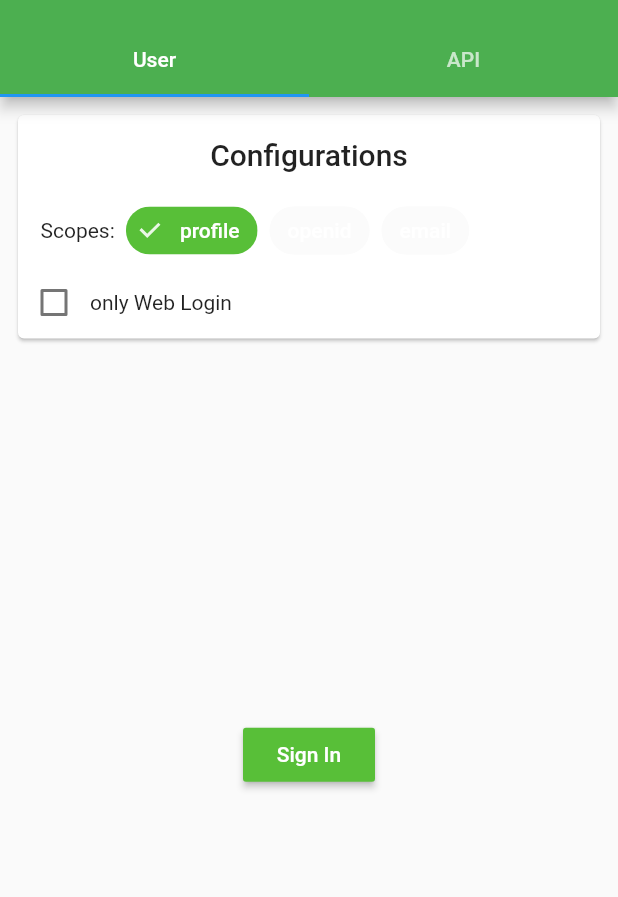
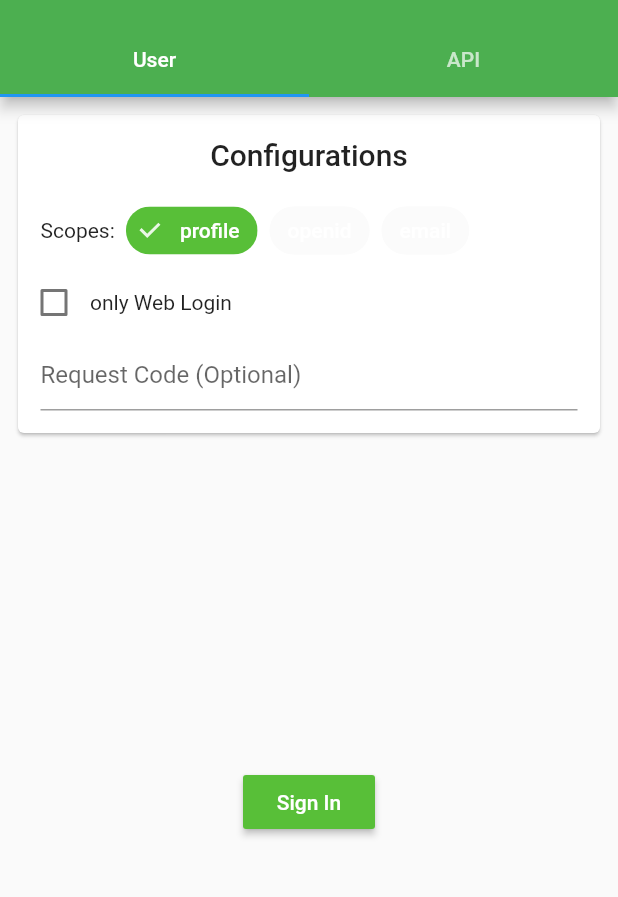
Before and after one commit to line/flutter_line_sdk, a Flutter app: the screen it shows after launch, after a tap on "Sign In", on a phone screen of 412 x 824 dp, the part 59-956 px from its top. Run offline on Flutter 3.47's test engine with Material 2 defaults, Android fonts, the phone set to English and light mode, and no system bars; statements that could not run were skipped.

Commit message:
#4 let login requestCode capable of being set

```diff
--- a/example/lib/src/screen/home_page.dart
+++ b/example/lib/src/screen/home_page.dart
@@ -17,6 +17,8 @@ class _HomePageState extends State<HomePage>
   bool _isOnlyWebLogin = false;
 
   final Set<String> _selectedScopes = Set.from(["profile"]);
+
+  final _codeEditingController = TextEditingController();
 
   @override
   bool get wantKeepAlive => true;
@@ -75,6 +77,12 @@ class _HomePageState extends State<HomePage>
     }
   }
 
+  @override
+  void dispose() {
+    _codeEditingController.dispose();
+    super.dispose();
+  }
+
   Widget _configCard() {
     return Card(
         child: Column(children: <Widget>[
@@ -102,7 +110,17 @@ class _HomePageState extends State<HomePage>
               ),
               Text("only Web Login"),
             ],
-          )
+          ),
+          Padding(
+            padding: EdgeInsets.only(left: 15.0, bottom: 15.0, right: 15.0),
+            child: TextField(
+              controller: _codeEditingController,
+              keyboardType: TextInputType.number,
+              decoration: new InputDecoration(
+                  hintText: 'Request Code (Optional)'
+              ),
+            ),
+          ),
         ]),
       );
   }
@@ -138,9 +156,11 @@ class _HomePageState extends State<HomePage>
 
   void _signIn() async {
     try {
+      final requestCode = int.tryParse(_codeEditingController.text);
+      final loginOption = LoginOption(_isOnlyWebLogin, "normal", requestCode: requestCode);
       final result = await LineSDK.instance.login(
           scopes: _selectedScopes.toList(),
-          option: LoginOption(_isOnlyWebLogin, "normal"));
+          option: loginOption);
       final accessToken = await LineSDK.instance.currentAccessToken;
 
       setState(() {
--- a/lib/src/line_sdk.dart
+++ b/lib/src/line_sdk.dart
@@ -97,6 +97,7 @@ class LineSDK {
   Future<LoginResult> login(
       {List<String> scopes = const ["profile"], LoginOption option}) async {
     String result = await channel.invokeMethod('login', <String, dynamic>{
+      'loginRequestCode' : option?.requestCode,
       'scopes': scopes,
       'onlyWebLogin': option?.onlyWebLogin,
       'botPrompt': option?.botPrompt
--- a/lib/src/model/login_option.dart
+++ b/lib/src/model/login_option.dart
@@ -23,6 +23,9 @@ part of flutter_line_sdk;
 
 /// Options related to LINE login process.
 class LoginOption {
+  /// Default request code that LINE login activity will be called with.
+  static const int DEFAULT_CALLBACK_REQUEST_CODE = 8192;
+
   /// Enable to use web authentication flow instead of LINE app-to-app authentication flow.
   ///
   /// By default, LINE SDK will try to use the LINE app to log in. Set the value to `true` to use
@@ -36,5 +39,9 @@ class LoginOption {
   /// screen opens asking the user to add the bot as a friend.
   String botPrompt;
 
-  LoginOption(this.onlyWebLogin, this.botPrompt);
+  /// Request code that LINE login activity will be called with.
+  int requestCode;
+
+  LoginOption(this.onlyWebLogin, this.botPrompt,
+      {this.requestCode = DEFAULT_CALLBACK_REQUEST_CODE});
 }
```
Also changed, not shown: 1 other file.
